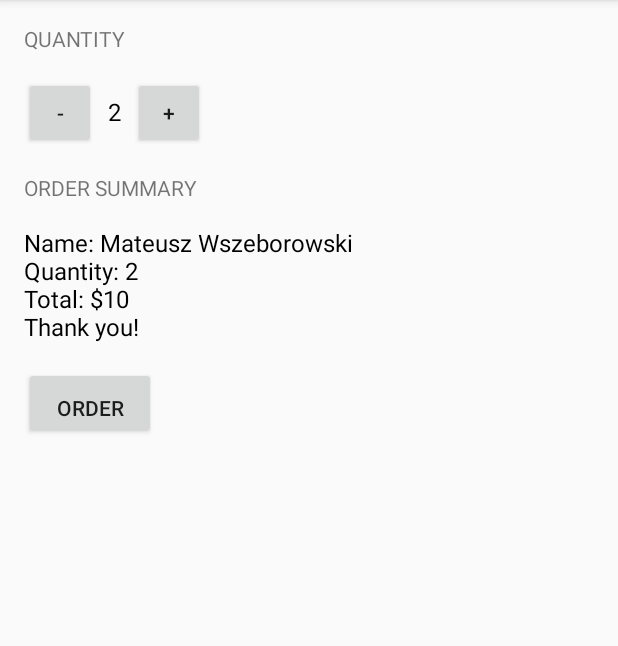
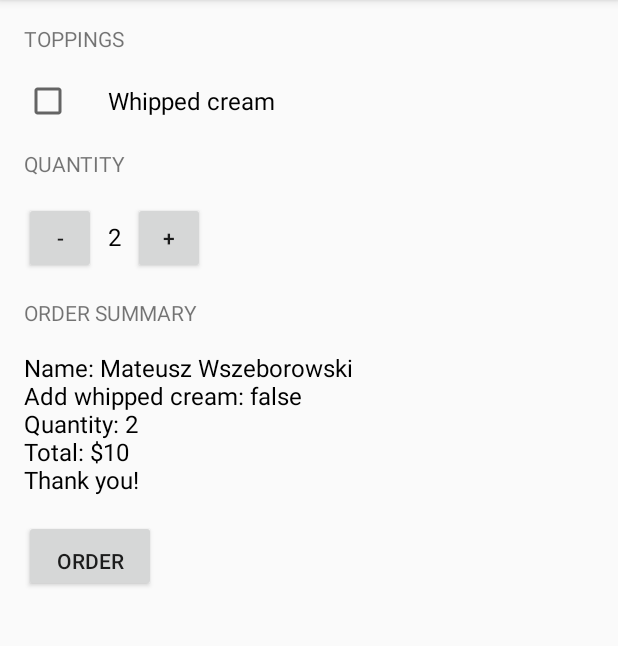
Before and after one commit to wszeborowskimateusz/JustJava, an Android app: the screen it shows after launch (MainActivity), after a tap on "ORDER", on a phone screen of 412 x 824 dp, the part 84-730 px from its top. Run offline under Robolectric (Android 15) with nearby library versions, the phone set to English and light mode, and no system bars.

Commit message:
Adding checkbox with whippedCream

```diff
--- a/app/src/main/java/com/example/android/justjava/MainActivity.java
+++ b/app/src/main/java/com/example/android/justjava/MainActivity.java
@@ -3,6 +3,7 @@ package com.example.android.justjava;
 import android.os.Bundle;
 import android.support.v7.app.AppCompatActivity;
 import android.view.View;
+import android.widget.CheckBox;
 import android.widget.TextView;
 
 /**
@@ -13,6 +14,7 @@ public class MainActivity extends AppCompatActivity {
     //variable to store ammount of coffees
     private int quantity = 2;
     private int pricePerCoffee = 5;
+    private boolean hasWhippedCream = false;
 
 
     @Override
@@ -28,9 +30,18 @@ public class MainActivity extends AppCompatActivity {
     public void submitOrder(View view) {
         displayQuantity(this.quantity);
         int price = calculatePrice();
+        hasWhippedCream = checkWhippedCreamCheckBox();
         String msg = createOrderSummary(price);
         displayMassage(msg);
 
+    }
+
+    /**
+     * @return the state of the checkobox (checked or unchecked)
+     */
+    public boolean checkWhippedCreamCheckBox(){
+        CheckBox whippedCream = (CheckBox) findViewById(R.id.whipped_cream);
+        return whippedCream.isChecked();
     }
 
     /**
@@ -59,7 +70,7 @@ public class MainActivity extends AppCompatActivity {
      * @return summary text massage for an order
      */
     public String createOrderSummary(int price){
-        return "Name: Mateusz Wszeborowski \nQuantity: "+quantity+" \nTotal: $"+price+" \nThank you!";
+        return "Name: Mateusz Wszeborowski\nAdd whipped cream: "+hasWhippedCream+" \nQuantity: "+quantity+" \nTotal: $"+price+" \nThank you!";
     }
 
     /**
--- a/app/src/main/res/layout/activity_main.xml
+++ b/app/src/main/res/layout/activity_main.xml
@@ -8,6 +8,21 @@
     android:padding="16dp"
     tools:context="com.example.android.justjava.MainActivity">
 
+    <TextView
+        android:layout_width="wrap_content"
+        android:layout_height="wrap_content"
+        android:paddingBottom="16dp"
+        android:text="Toppings"
+        android:textAllCaps="true" />
+
+    <CheckBox
+        android:id="@+id/whipped_cream"
+        android:layout_width="wrap_content"
+        android:layout_height="wrap_content"
+        android:layout_marginBottom="16dp"
+        android:text="Whipped cream"
+        android:textSize="16sp"
+        android:paddingLeft="24dp"/>
     <TextView
         android:layout_width="wrap_content"
         android:layout_height="wrap_content"
```
